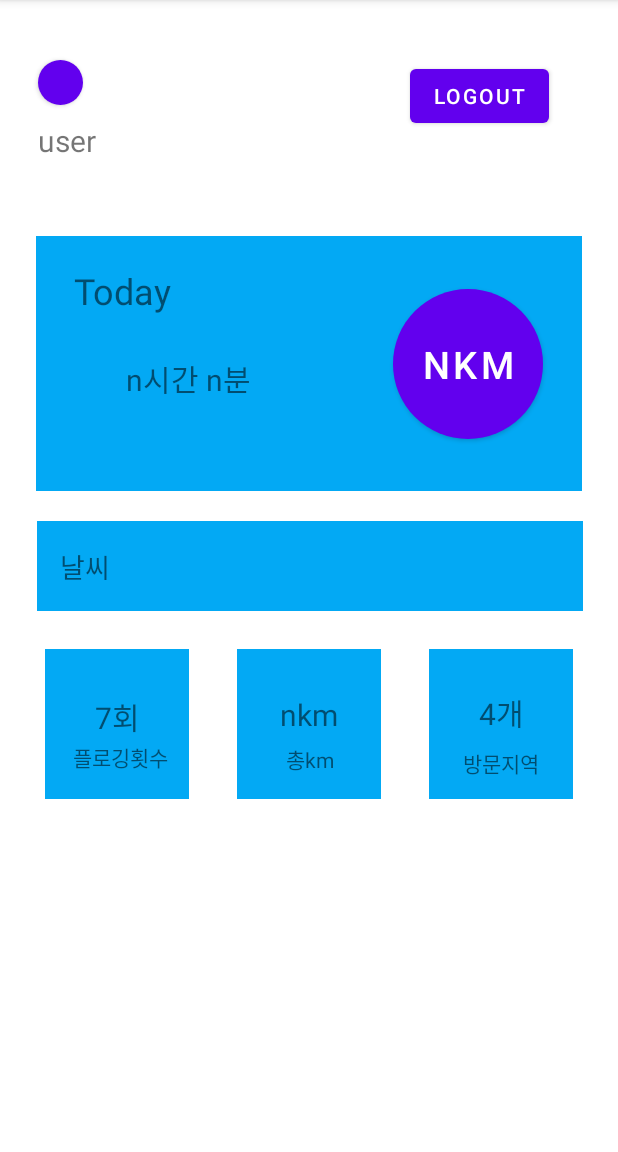
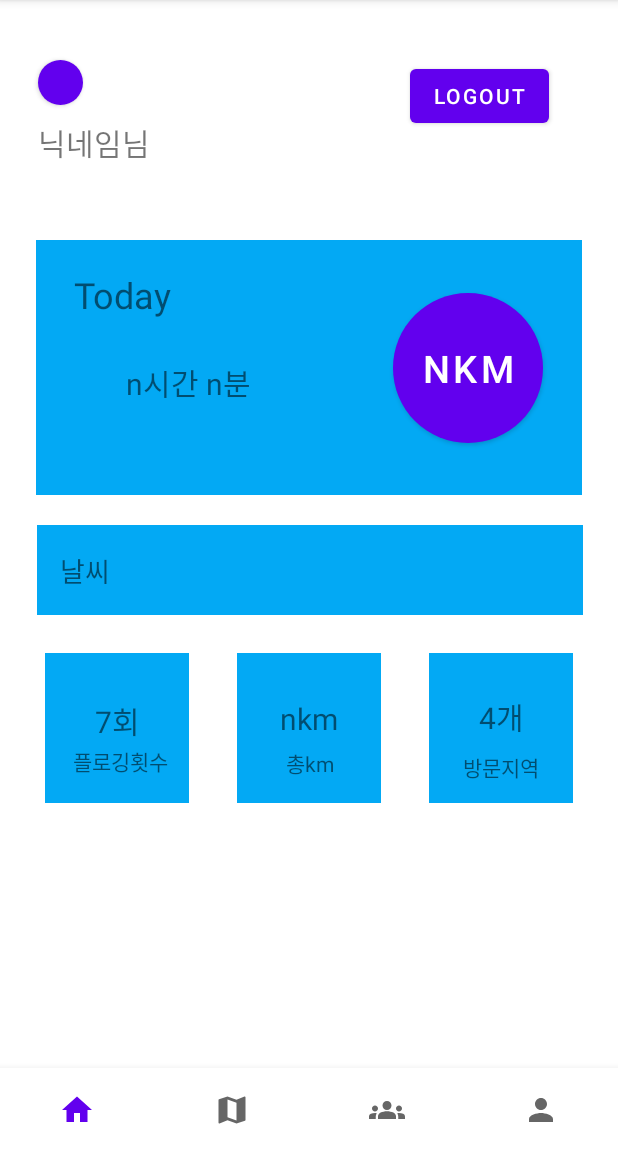
Before and after one commit to HyeM207/weplog, an Android app: the screen it shows after launch once a user with an empty profile is signed in (MainActivity before the commit, NavigationActivity after it), on a phone screen of 412 x 824 dp, the part 84-1236 px from its top. Run offline under Robolectric (Android 15) with nearby library versions, the phone set to English and light mode, and no system bars; our stand-ins replace Firebase (no records; nobody signed in at launch, a user with empty details on screens opened directly); 1 statement that could not run was skipped.

Commit message:
Add NavigationActivity Add QRScanner

```diff
--- a/app/build.gradle
+++ b/app/build.gradle
@@ -68,6 +68,10 @@ dependencies {
     implementation files('libs/libDaumMapAndroid.jar')
 
 
+    // QR code (SDK version 24이상일 때  사용가능)
+    implementation 'com.journeyapps:zxing-android-embedded:4.1.0'
+    implementation 'androidx.appcompat:appcompat:1.0.2'
+
 
 
 }
--- a/app/src/main/java/com/cookandroid/weplog/Login.kt
+++ b/app/src/main/java/com/cookandroid/weplog/Login.kt
@@ -19,7 +19,10 @@ import com.google.android.gms.tasks.Task
 import com.google.firebase.auth.FirebaseAuth
 import com.google.firebase.auth.FirebaseUser
 import com.google.firebase.auth.GoogleAuthProvider
+import com.google.firebase.database.DatabaseReference
 import com.google.firebase.database.FirebaseDatabase
+import com.google.firebase.database.ktx.database
+import com.google.firebase.ktx.Firebase
 import kotlinx.android.synthetic.main.login.*
 
 
@@ -30,6 +33,7 @@ class Login : AppCompatActivity() {
     lateinit var login_btn: Button
     lateinit var login_email: EditText
     lateinit var login_pw: EditText
+    private lateinit var database: DatabaseReference
 
     //private lateinit var login_googleBtn : GoogleSignInClient
 
@@ -44,8 +48,8 @@ class Login : AppCompatActivity() {
         super.onCreate(savedInstanceState)
         setContentView(R.layout.login)
 
-
-        val database: FirebaseDatabase = FirebaseDatabase.getInstance()
+        database = Firebase.database.reference
+        //val database: FirebaseDatabase = FirebaseDatabase.getInstance()
         auth = FirebaseAuth.getInstance()
 
         login_signUpBtn = findViewById(R.id.login_signUpBtn)
@@ -57,7 +61,7 @@ class Login : AppCompatActivity() {
         val user = FirebaseAuth.getInstance().currentUser
         if (user != null) {
             Toast.makeText(this, "[Login] currentUser가 null이 아님", Toast.LENGTH_SHORT).show()
-            var intent = Intent(this, MainActivity::class.java)
+            var intent = Intent(this, NavigationActivity::class.java)
             startActivity(intent)
             finish()
         }
@@ -79,7 +83,7 @@ class Login : AppCompatActivity() {
 
         //login_googleBtn = findViewById(R.id.login_googleBtn)
         login_googleBtn.setOnClickListener {
-            signIn()
+            GooglesignIn()
             Toast.makeText(this, "[Login] Google 버튼 누름", Toast.LENGTH_SHORT).show()
         }
 
@@ -97,22 +101,11 @@ class Login : AppCompatActivity() {
 
 
     override fun onStart() {
+        // 활동은 초기화 할 때 사용자가 현재 로그인되어 있는지 확인함
         super.onStart()
-            /*
-        val account = GoogleSignIn.getLastSignedInAccount(this)
-        if(account!==null){ // 이미 로그인 되어있을시 바로 메인 액티비티로 이동
-            var intent = Intent(this, MainActivity::class.java)
-            startActivity(intent)
-        }
 
-             */
         val currentUser = auth?.currentUser
-        if (currentUser != null){
-            var intent = Intent(this, MainActivity::class.java)
-            startActivity(intent)
-        }
-
-
+        updateUI(currentUser)
     }
 
 
@@ -131,7 +124,7 @@ class Login : AppCompatActivity() {
                             Toast.makeText(this, "로그인 완료", Toast.LENGTH_SHORT).show()
                             if (auth!!.currentUser != null) {
                                 Toast.makeText(this, "로그인 찐 완료", Toast.LENGTH_SHORT).show()
-                                var intent = Intent(this, MainActivity::class.java)
+                                var intent = Intent(this, NavigationActivity::class.java)
                                 startActivity(intent)
                                 finish()
                             }
@@ -151,7 +144,7 @@ class Login : AppCompatActivity() {
 
 
     // 구글 로그인
-    private fun signIn() {
+    private fun GooglesignIn() {
         Toast.makeText(this, "[Login] signIn 함수 실행", Toast.LENGTH_SHORT).show()
         val signInIntent : Intent = googleSignInClient!!.signInIntent
         startForResult.launch(signInIntent)
@@ -163,8 +156,7 @@ class Login : AppCompatActivity() {
 
                 if (result.resultCode == RESULT_OK) {
                     val intent: Intent = result.data!!
-                    val task: Task<GoogleSignInAccount> =
-                            GoogleSignIn.getSignedInAccountFromIntent(intent)
+                    val task: Task<GoogleSignInAccount> = GoogleSignIn.getSignedInAccountFromIntent(intent)
                     try {
                         val account = task.getResult(ApiException::class.java)
                         if (account != null) {
@@ -183,7 +175,8 @@ class Login : AppCompatActivity() {
             }
 
 
-
+    //사용자가 정상적으로 로그인하면 GoogleSignInAccount 객체에서 ID 토큰을 가져와서
+    // Firebase 사용자 인증 정보로 교환하고 해당 정보를 사용해 Firebase에 인증합니다.
      private fun firebaseAuthWithGoogle(idToken: String) {
         val credential = GoogleAuthProvider.getCredential(idToken, null)
         auth?.signInWithCredential(credential)
@@ -192,6 +185,27 @@ class Login : AppCompatActivity() {
                         // Sign in success, update UI with the signed-in user's information
                         Log.d("Login", "signInWithCredential:success")
                         Toast.makeText(this, "[Login] signInWithCredential:success", Toast.LENGTH_SHORT).show()
+
+                        val CurrentUser = FirebaseAuth.getInstance().currentUser
+                        var User = User()
+                        CurrentUser?.let {
+                            for (profile in it.providerData) {
+                                User.uid = CurrentUser?.uid
+                                User.email = CurrentUser?.email
+                               // google 연동이라 password는 따로 저장하지 않음
+                                User.nickname = CurrentUser?.displayName
+                                User.phone = CurrentUser?.phoneNumber
+                            }
+                            var UserValues = User.toMap()
+
+
+                            val uid = CurrentUser?.uid
+
+                            if (uid != null) {
+                                database.child("users").child(uid).setValue(UserValues)
+                            }
+
+                        }
                         val user = auth!!.currentUser
                         updateUI(user)
                     } else {
@@ -205,9 +219,9 @@ class Login : AppCompatActivity() {
 
     private fun updateUI(user: FirebaseUser?) { //update ui code here
         if (user != null) {
-            val intent = Intent(this, MainActivity::class.java)
+            val intent = Intent(this, NavigationActivity::class.java)
             startActivity(intent)
-            //finish()
+            finish()
         }
     }
 }
--- a/app/src/main/java/com/cookandroid/weplog/MainActivity.kt
+++ b/app/src/main/java/com/cookandroid/weplog/MainActivity.kt
@@ -4,7 +4,6 @@ import android.content.Intent
 import androidx.appcompat.app.AppCompatActivity
 import android.os.Bundle
 import android.widget.Button
-import android.widget.EditText
 import android.widget.TextView
 import android.widget.Toast
 import com.google.firebase.auth.FirebaseAuth
@@ -19,7 +18,7 @@ class MainActivity : AppCompatActivity() {
 
     override fun onCreate(savedInstanceState: Bundle?) {
         super.onCreate(savedInstanceState)
-        setContentView(R.layout.activity_main)
+        setContentView(R.layout.main)
 
         auth = FirebaseAuth.getInstance()
 
@@ -39,7 +38,6 @@ class MainActivity : AppCompatActivity() {
         Toast.makeText(this, "[Main] main으로 옴", Toast.LENGTH_SHORT).show()
 
         // nickname 설정
-
         main_nickname.setText(user?.uid.toString())
 
 
@@ -52,6 +50,5 @@ class MainActivity : AppCompatActivity() {
             finish()
         }
 
-
     }
 }
--- /dev/null
+++ b/app/src/main/java/com/cookandroid/weplog/MainFragment.kt
@@ -0,0 +1,89 @@
+package com.cookandroid.weplog
+
+import android.content.Intent
+import android.os.Bundle
+import androidx.fragment.app.Fragment
+import android.view.LayoutInflater
+import android.view.View
+import android.view.ViewGroup
+import android.widget.Button
+import android.widget.TextView
+import android.widget.Toast
+import androidx.constraintlayout.widget.ConstraintLayout
+import com.google.firebase.auth.FirebaseAuth
+import com.google.firebase.auth.ktx.auth
+import com.google.firebase.database.DataSnapshot
+import com.google.firebase.database.DatabaseError
+import com.google.firebase.database.ValueEventListener
+import com.google.firebase.database.ktx.database
+import com.google.firebase.database.ktx.getValue
+import com.google.firebase.ktx.Firebase
+
+
+class MainFragment : Fragment() {
+
+    lateinit var main_nickname : TextView
+    lateinit var main_logoutBtn : Button
+    lateinit var mainRecordLayout : ConstraintLayout
+
+    private var auth : FirebaseAuth? = null
+
+
+    override fun onCreateView(
+        inflater: LayoutInflater, container: ViewGroup?,
+        savedInstanceState: Bundle?
+    ): View? {
+        // Inflate the layout for this fragment
+        var view = inflater.inflate(R.layout.main, container, false)
+
+        auth = FirebaseAuth.getInstance()
+
+        main_nickname = view.findViewById(R.id.main_nickname)
+        main_logoutBtn = view.findViewById(R.id.main_logoutBtn)
+        mainRecordLayout = view.findViewById(R.id.mainRecordLayout)
+
+        // main 페이지 접근 시 로그인 되어 있는지 확인
+        val user = Firebase.auth.currentUser
+        if (user == null) {
+            Toast.makeText(activity, "[Main] user가 null", Toast.LENGTH_SHORT).show()
+            var intent = Intent(activity, Login::class.java)
+            startActivity(intent)
+
+        }
+
+
+        // nickname 설정
+        val userRef = Firebase.database.getReference("users")
+
+        userRef.addValueEventListener(object : ValueEventListener {
+        override fun onDataChange(snapshot: DataSnapshot) {
+            val name = snapshot.child(user?.uid.toString()).child("nickname").value
+            main_nickname.setText(name.toString())
+        }
+
+        override fun onCancelled(databaseError: DatabaseError) {
+            // Getting Post failed, log a message
+        }
+        })
+
+
+
+        // 로그아웃
+        main_logoutBtn.setOnClickListener {
+            Firebase.auth.signOut()
+            var intent = Intent(activity, Login::class.java)
+            startActivity(intent)
+        }
+
+        // record 창 누르면 record 페이지로 이동
+        mainRecordLayout.setOnClickListener {
+            var intent = Intent(activity, RecordActivity::class.java) //로그인 페이지 이동
+            startActivity(intent)
+        }
+
+        return view
+
+    }
+
+
+}
--- a/app/src/main/java/com/cookandroid/weplog/MapActivity.kt
+++ b/app/src/main/java/com/cookandroid/weplog/MapActivity.kt
@@ -19,7 +19,8 @@ import androidx.appcompat.app.AppCompatActivity
 import androidx.core.app.ActivityCompat
 import androidx.core.content.ContextCompat
 import com.github.mikephil.charting.charts.Chart.LOG_TAG
-import kotlinx.android.synthetic.main.activity_map.*
+import kotlinx.android.synthetic.main.map.*
+import kotlinx.android.synthetic.main.map.*
 import net.daum.mf.map.api.MapPOIItem
 import net.daum.mf.map.api.MapPoint
 import net.daum.mf.map.api.MapReverseGeoCoder
@@ -42,7 +43,7 @@ class MapActivity: AppCompatActivity(), MapView.CurrentLocationEventListener, Ma
 
     override fun onCreate(savedInstanceState: Bundle?) {
         super.onCreate(savedInstanceState)
-        setContentView(R.layout.activity_map)
+        setContentView(R.layout.map)
         map_view.setCurrentLocationEventListener(this)
 
 
--- /dev/null
+++ b/app/src/main/java/com/cookandroid/weplog/NavigationActivity.kt
@@ -0,0 +1,58 @@
+package com.cookandroid.weplog
+
+import androidx.appcompat.app.AppCompatActivity
+import android.os.Bundle
+import androidx.fragment.app.Fragment
+import com.google.android.material.bottomnavigation.BottomNavigationView
+
+class NavigationActivity : AppCompatActivity() {
+
+    private val MainFragment by lazy { MainFragment() }
+    private val MapFragment by lazy { MapFragment() }
+    private val ComFragment by lazy { ComFragment() }
+    private val MypageFragment by lazy { MypageFragment() }
+
+
+    lateinit var bottomNavigation: BottomNavigationView
+
+
+    override fun onCreate(savedInstanceState: Bundle?) {
+        super.onCreate(savedInstanceState)
+        setContentView(R.layout.activity_navigation)
+
+        bottomNavigation=findViewById(R.id.bottomNavigationView1)
+        initNavigationBar()
+    }
+
+    private fun initNavigationBar() {
+        bottomNavigation.run {
+            setOnItemSelectedListener {
+
+                when (it.itemId) {
+                    R.id.menu_home -> {
+                        changeFragment(MainFragment)
+                    }
+                    R.id.menu_map -> {
+                        changeFragment(MapFragment)
+                    }
+                    R.id.menu_com -> {
+                        changeFragment(ComFragment)
+                    }
+                    R.id.menu_mypage -> {
+                        changeFragment(MypageFragment)
+                    }
+                }
+                true
+            }
+            selectedItemId = R.id.menu_home
+        }
+    }
+
+
+        private fun changeFragment(fragment: Fragment){
+            supportFragmentManager
+                .beginTransaction()
+                .replace(R.id.frameLayoutContainer, fragment)
+                .commit()
+        }
+    }
--- /dev/null
+++ b/app/src/main/res/drawable/ic_baseline_groups_24.xml
@@ -0,0 +1,10 @@
+<vector xmlns:android="http://schemas.android.com/apk/res/android"
+    android:width="24dp"
+    android:height="24dp"
+    android:viewportWidth="24"
+    android:viewportHeight="24"
+    android:tint="?attr/colorControlNormal">
+  <path
+      android:fillColor="@android:color/white"
+      android:pathData="M12,12.75c1.63,0 3.07,0.39 4.24,0.9c1.08,0.48 1.76,1.56 1.76,2.73L18,18H6l0,-1.61c0,-1.18 0.68,-2.26 1.76,-2.73C8.93,13.14 10.37,12.75 12,12.75zM4,13c1.1,0 2,-0.9 2,-2c0,-1.1 -0.9,-2 -2,-2s-2,0.9 -2,2C2,12.1 2.9,13 4,13zM5.13,14.1C4.76,14.04 4.39,14 4,14c-0.99,0 -1.93,0.21 -2.78,0.58C0.48,14.9 0,15.62 0,16.43V18l4.5,0v-1.61C4.5,15.56 4.73,14.78 5.13,14.1zM20,13c1.1,0 2,-0.9 2,-2c0,-1.1 -0.9,-2 -2,-2s-2,0.9 -2,2C18,12.1 18.9,13 20,13zM24,16.43c0,-0.81 -0.48,-1.53 -1.22,-1.85C21.93,14.21 20.99,14 20,14c-0.39,0 -0.76,0.04 -1.13,0.1c0.4,0.68 0.63,1.46 0.63,2.29V18l4.5,0V16.43zM12,6c1.66,0 3,1.34 3,3c0,1.66 -1.34,3 -3,3s-3,-1.34 -3,-3C9,7.34 10.34,6 12,6z"/>
+</vector>
--- /dev/null
+++ b/app/src/main/res/layout/activity_navigation.xml
@@ -0,0 +1,30 @@
+<?xml version="1.0" encoding="utf-8"?>
+<androidx.constraintlayout.widget.ConstraintLayout xmlns:android="http://schemas.android.com/apk/res/android"
+    xmlns:app="http://schemas.android.com/apk/res-auto"
+    xmlns:tools="http://schemas.android.com/tools"
+    android:layout_width="match_parent"
+    android:layout_height="match_parent"
+    tools:context=".NavigationActivity">
+
+    <FrameLayout
+        android:id="@+id/frameLayoutContainer"
+        android:layout_width="match_parent"
+        android:layout_height="match_parent"
+        app:layout_constraintBottom_toBottomOf="parent"
+        app:layout_constraintEnd_toEndOf="parent"
+        app:layout_constraintHorizontal_bias="0.0"
+        app:layout_constraintStart_toStartOf="parent"
+        app:layout_constraintTop_toTopOf="parent"
+        app:layout_constraintVertical_bias="0.0">
+
+        <com.google.android.material.bottomnavigation.BottomNavigationView
+            android:id="@+id/bottomNavigationView1"
+            android:layout_width="match_parent"
+            android:layout_height="wrap_content"
+            android:layout_gravity="bottom"
+            app:labelVisibilityMode="unlabeled"
+            app:menu="@menu/menu_bottom"
+            tools:ignore="MissingConstraints" />
+    </FrameLayout>
+
+</androidx.constraintlayout.widget.ConstraintLayout>
--- /dev/null
+++ b/app/src/main/res/menu/menu_bottom.xml
@@ -0,0 +1,34 @@
+<?xml version="1.0" encoding="utf-8"?>
+<menu xmlns:android="http://schemas.android.com/apk/res/android"
+    xmlns:app="http://schemas.android.com/apk/res-auto">
+
+    <item
+        android:id="@+id/menu_home"
+        app:showAsAction="always"
+        android:icon="@drawable/ic_baseline_home_24"
+        android:enabled="true"
+        android:checked="true"
+        android:title="홈" />
+
+    <item
+        android:id="@+id/menu_map"
+        android:icon="@drawable/ic_baseline_map_24"
+        app:showAsAction="always"
+        android:enabled="true"
+        android:title="지도" />
+
+    <item
+        android:id="@+id/menu_com"
+        android:enabled="true"
+        android:icon="@drawable/ic_baseline_groups_24"
+        android:title="커뮤니티"
+        app:showAsAction="always" />
+
+
+    <item
+        android:id="@+id/menu_mypage"
+        android:icon="@drawable/ic_baseline_person_24"
+        app:showAsAction="always"
+        android:enabled="true"
+        android:title="개인페이지" />
+</menu>
--- a/app/src/main/res/values/strings.xml
+++ b/app/src/main/res/values/strings.xml
@@ -1,3 +1,5 @@
 <resources>
     <string name="app_name">weplog</string>
+    <!-- TODO: Remove or change this placeholder text -->
+    <string name="hello_blank_fragment">Hello blank fragment</string>
 </resources>
```
Also changed, not shown: app/src/main/AndroidManifest.xml (+24 -10 lines), app/src/main/java/com/cookandroid/weplog/ComFragment.kt (added, +20 -0 lines), app/src/main/java/com/cookandroid/weplog/MapFragment.kt (added, +56 -0 lines), app/src/main/java/com/cookandroid/weplog/MypageFragment.kt (added, +25 -0 lines), app/src/main/java/com/cookandroid/weplog/QRcodeScanner.kt (added, +42 -0 lines), app/src/main/res/layout/qrcode_scanner.xml (added, +9 -0 lines), app/src/main/res/menu/my_navigation_items.xml (deleted, +0 -19 lines), app/src/main/res/layout/main.xml (renamed from app/src/main/res/layout/activity_main.xml), app/src/main/res/layout/map.xml (renamed from app/src/main/res/layout/activity_map.xml).
